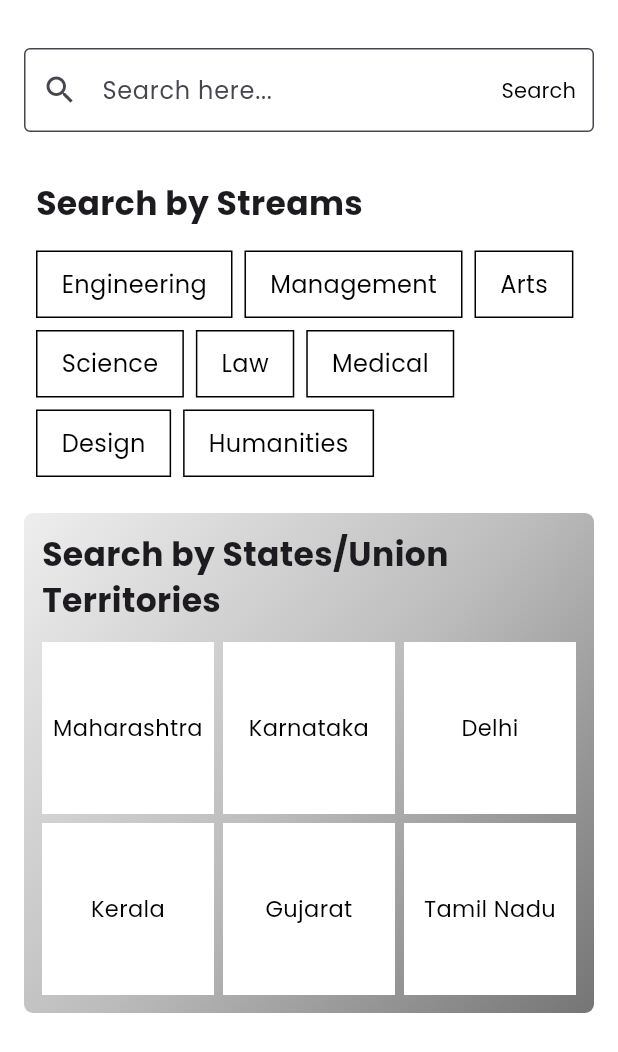
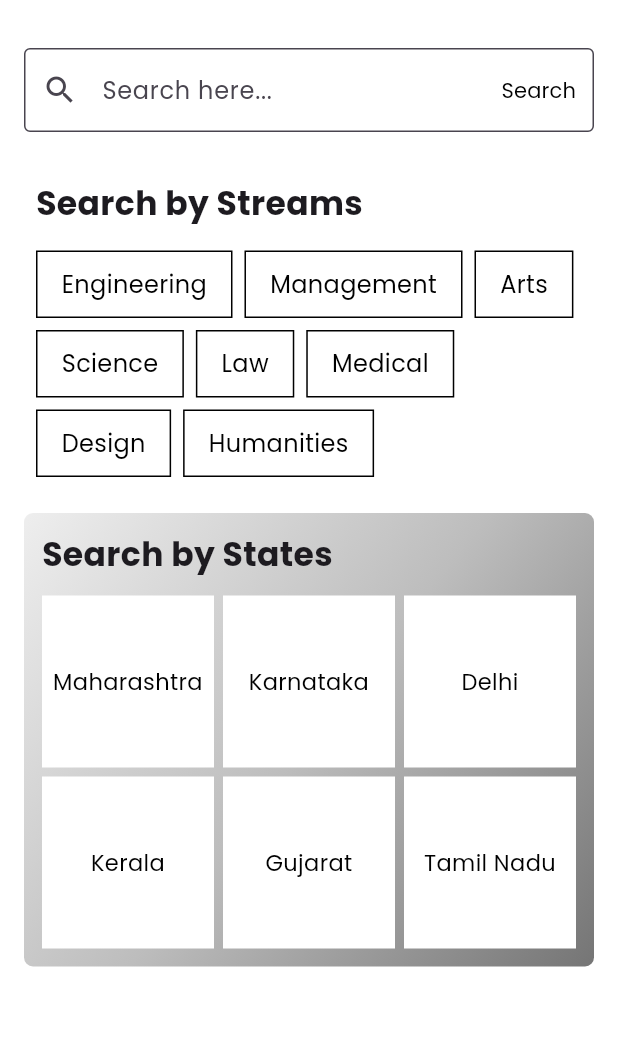
Before and after one commit to skhasan071/MyCampusInfo, a Flutter app: the SelectionPage screen opened directly, on a phone screen of 412 x 824 dp. Shown: the top 1052 px of the screen. Run offline on Flutter 3.47's test engine with Material 3 defaults, Android fonts, the phone set to English and light mode, and no system bars; our stand-ins replace device_preview, geocoding, geolocator, get, google_sign_in, pin_code_fields and 1 more; missing offline and left inert: dart:html; accounts and stored records are empty; network calls fail.

Commit message:
Revert "bugs solving"

```diff
--- a/lib/view/DetailPage/placementDetails.dart
+++ b/lib/view/DetailPage/placementDetails.dart
@@ -306,8 +306,8 @@ class _PlacementDetailsState extends State<PlacementDetails> {
               return DataRow(
                 cells: [
                   DataCell(Text(branch.branch)),
-                  DataCell(Text(branch.highestPackage + 'LPA')),
-                  DataCell(Text(branch.averagePackage + 'LPA')),
+                  DataCell(Text(branch.highestPackage)),
+                  DataCell(Text(branch.averagePackage)),
                 ],
               );
             }).toList(),
--- a/lib/view/Filters&Compare/compareWith.dart
+++ b/lib/view/Filters&Compare/compareWith.dart
@@ -282,10 +282,11 @@ class _CompareWithState extends State<CompareWith> {
     colleges = await StudentService.getFavoriteColleges(
       profile.profile.value!.id,
     );
-    colleges.removeWhere((college) => college.id == widget.clg.id);
+
     if (showShortlistedOnly) {
       filteredColleges = List.from(colleges);
     }
+
     setState(() {});
   }
 
@@ -293,9 +294,6 @@ class _CompareWithState extends State<CompareWith> {
     setState(() => isLoading = true);
 
     allColleges = await CollegeServices.getColleges();
-    // ✅ Exclude the selected first college
-    allColleges.removeWhere((college) => college.id == widget.clg.id);
-
     filteredColleges = List.from(allColleges);
 
     setState(() => isLoading = false);
--- a/lib/view/Filters&Compare/searchPage.dart
+++ b/lib/view/Filters&Compare/searchPage.dart
@@ -46,10 +46,10 @@ class _SelectionPageState extends State<SelectionPage> {
   final Map<String, List<String>> stateCities = {
     'Maharashtra' : ['Mumbai', 'Pune', 'Navi Mumbai', "Nagpur",],
     'Karnataka': ['Mangaluru', "Kalaburagi", 'Bangalore', 'Udupi'],
-    'Delhi': ["New Delhi","Tughlakabad",'Firozabad','Lal Kot'],
-    'Kerala' : ['Thiruvananthapuram', 'Kochi', 'Kottayam', 'Palakkad',"Kozhikode",'Kollam','Kollam'],
-    'Gujarat' : ['Surat', 'Ahmedabad', 'Gandhinagar', 'Anand','Vadodara','Morbi'],
-    'Tamil Nadu' : ['Chennai', 'Vellore', 'Tiruchirappalli', 'Krishnankoil','Thanjavur']
+    'Delhi': ['Jamia Nagar', 'Dwarka', 'Rohini', 'New Delhi'],
+    'Kerala' : ['Thiruvananthapuram', 'Kochi', 'Kottayam', 'Palakkad'],
+    'Gujarat' : ['Surat', 'Ahmedabad', 'Gandhinagar', 'Anand'],
+    'Tamil Nadu' : ['Chennai', 'Vellore', 'Tiruchirappalli', 'Krishnankoil']
   };
 
   // Initially display all states (this will update based on selected country)
@@ -156,7 +156,7 @@ class _SelectionPageState extends State<SelectionPage> {
                   borderRadius: BorderRadius.circular(6),
                 ),
                 child: buildGridSection(
-                  "Search by States/Union Territories",
+                  "Search by States",
                   states,
                   controller.selectedStates,
                   controller.toggleStates,
```
Also changed, not shown: lib/view/DetailPage/insights.dart (+0 -9 lines).
